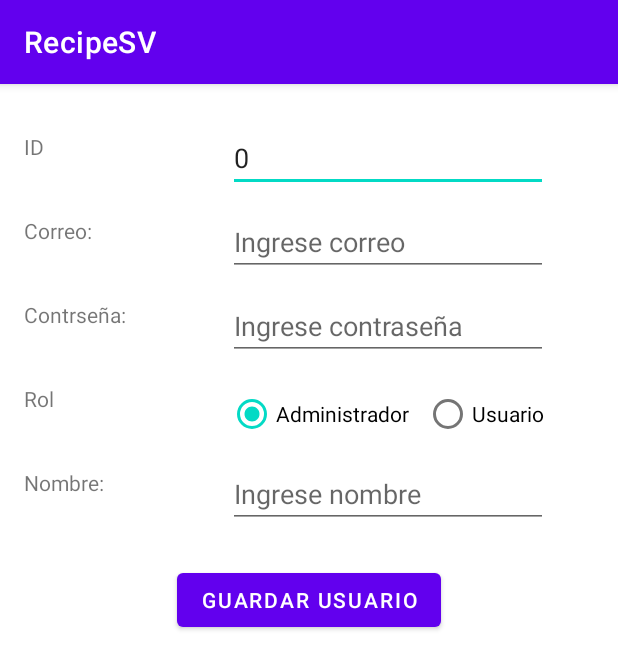
After one commit to gd19016/RecipeSV, an Android app: the fragment GuardarUsuarioFragment shown on its own in the app's theme, on a phone screen of 412 x 824 dp. The commit adds this screen. Shown: the top 669 px of the screen. Run offline under Robolectric (Android 15) with nearby library versions, the phone set to English and light mode, and no system bars.

Commit message:
Mantenimiento de Usuario
-se han creado la carpeta en UI de usuario
 -las vitas de los Fragment

```diff
--- a/app/src/main/java/sv/edu/ues/fia/eisi/recipesv/MainActivity.kt
+++ b/app/src/main/java/sv/edu/ues/fia/eisi/recipesv/MainActivity.kt
@@ -26,7 +26,7 @@ class MainActivity : AppCompatActivity() {
         // Passing each menu ID as a set of Ids because each
         // menu should be considered as top level destinations.
         appBarConfiguration = AppBarConfiguration(setOf(
-            R.id.nav_recetas), drawerLayout)
+            R.id.nav_recetas, R.id.nav_usuarios), drawerLayout)
         setupActionBarWithNavController(navController, appBarConfiguration)
         navView.setupWithNavController(navController)
     }
--- a/app/src/main/java/sv/edu/ues/fia/eisi/recipesv/db/RecetaDao.kt
+++ b/app/src/main/java/sv/edu/ues/fia/eisi/recipesv/db/RecetaDao.kt
@@ -7,12 +7,16 @@ import androidx.room.*
 interface RecetaDao {
     @Query("SELECT * FROM receta")
     fun getAll(): LiveData<List<RecetaEntity>>
+
     @Insert(onConflict = OnConflictStrategy.IGNORE)
     suspend fun insert(receta: RecetaEntity)
+
     @Update
     suspend fun update(receta: RecetaEntity)
+
     @Delete
     suspend fun delete(receta: RecetaEntity)
+
     @Query("DELETE FROM receta")
     suspend fun deleteAll()
 }
--- /dev/null
+++ b/app/src/main/java/sv/edu/ues/fia/eisi/recipesv/ui/usuario/GuardarUsuarioFragment.kt
@@ -0,0 +1,92 @@
+package sv.edu.ues.fia.eisi.recipesv.ui.usuario
+
+import android.os.Bundle
+import androidx.fragment.app.Fragment
+import android.view.LayoutInflater
+import android.view.View
+import android.view.ViewGroup
+import android.widget.*
+import androidx.lifecycle.ViewModelProvider
+import androidx.navigation.fragment.findNavController
+import sv.edu.ues.fia.eisi.recipesv.RegistroRecetaApplication
+import sv.edu.ues.fia.eisi.recipesv.R
+import sv.edu.ues.fia.eisi.recipesv.db.UsuarioEntity
+
+class GuardarUsuarioFragment : Fragment() {
+
+    private lateinit var viewModel: UsuarioViewModel
+
+    override fun onCreate(savedInstanceState: Bundle?) {
+        super.onCreate(savedInstanceState)
+    }
+
+    override fun onCreateView(
+        inflater: LayoutInflater, container: ViewGroup?,
+        savedInstanceState: Bundle?
+    ): View? {
+        val application = activity?.application as RegistroRecetaApplication
+        viewModel = ViewModelProvider(requireActivity(),
+            UsuarioViewModelFactory(application.repository)).get(UsuarioViewModel::class.java)
+        return inflater.inflate(R.layout.fragment_guardar_usuario, container, false)
+    }
+
+    override fun onViewCreated(view: View, savedInstanceState: Bundle?) {
+        val idUsuario: EditText = view.findViewById(R.id.usuarioId_input)
+        val correo: EditText = view.findViewById(R.id.email_input)
+        val pass: EditText = view.findViewById(R.id.contrasena_input)
+        val nombre: EditText = view.findViewById(R.id.nombre_input)
+        val idRol: RadioGroup = view.findViewById(R.id.Rol_radio_group)
+        val guardarButton: Button = view.findViewById(R.id.guardar_usuario)
+
+        val usuario = viewModel.usuarioActual
+
+        if (usuario != null) {
+            idUsuario.isEnabled = false
+            idUsuario.setText(usuario.idUsuario.toString())
+            correo.setText(usuario.email)
+            pass.setText(usuario.password)
+            nombre.setText(usuario.nombre)
+            idRol.check(if(usuario.idRol == 'A') R.id.admin_radio else R.id.user_radio)
+        } else {
+            idUsuario.setText("0")
+            correo.setText("")
+            pass.setText("")
+            nombre.setText("")
+            idRol.check(R.id.admin_radio)
+        }
+
+        guardarButton.setOnClickListener{
+            if (idUsuario.text.isNullOrBlank() ||
+                correo.text.isNullOrBlank() ||
+                pass.text.isNullOrBlank() ||
+                nombre.text.isNullOrBlank()) {
+                Toast.makeText(context, "Todos los campos son requeridos",
+                    Toast.LENGTH_LONG).show()
+                return@setOnClickListener
+            }
+
+            if (usuario != null) {
+                viewModel.update(
+                    UsuarioEntity(
+                        usuario.idUsuario,
+                        correo.text.toString(),
+                        pass.text.toString(),
+                        nombre.text.toString(),
+                        if (idRol.checkedRadioButtonId == R.id.admin_radio) 'A' else 'U'
+                    )
+                )
+            } else {
+                viewModel.insert(
+                    UsuarioEntity(
+                        idUsuario.text.toString().toInt(),
+                        correo.text.toString(),
+                        pass.text.toString(),
+                        nombre.text.toString(),
+                        if (idRol.checkedRadioButtonId == R.id.admin_radio) 'A' else 'U'
+                    )
+                )
+            }
+            findNavController().navigateUp()
+        }
+    }
+}
--- /dev/null
+++ b/app/src/main/java/sv/edu/ues/fia/eisi/recipesv/ui/usuario/UsuarioViewModel.kt
@@ -0,0 +1,37 @@
+package sv.edu.ues.fia.eisi.recipesv.ui.usuario
+
+import androidx.lifecycle.ViewModel
+import androidx.lifecycle.LiveData
+import androidx.lifecycle.ViewModelProvider
+import androidx.lifecycle.viewModelScope
+import kotlinx.coroutines.launch
+import sv.edu.ues.fia.eisi.recipesv.db.RegistroRecetaRepository
+import sv.edu.ues.fia.eisi.recipesv.db.UsuarioEntity
+
+class UsuarioViewModel(private val repository: RegistroRecetaRepository) : ViewModel() {
+
+    val usuarios: LiveData<List<UsuarioEntity>> = repository.usuarios
+    var usuarioActual: UsuarioEntity? = null
+
+    fun insert(usuario: UsuarioEntity) = viewModelScope.launch {
+        repository.insert(usuario)
+    }
+
+    fun update(usuario: UsuarioEntity) = viewModelScope.launch {
+        repository.update(usuario)
+    }
+
+    fun delete(usuario: UsuarioEntity) = viewModelScope.launch {
+        repository.delete(usuario)
+    }
+}
+class UsuarioViewModelFactory(private val repository: RegistroRecetaRepository) :
+    ViewModelProvider.Factory {
+    override fun <T : ViewModel> create(modelClass: Class<T>): T {
+        if (modelClass.isAssignableFrom(UsuarioViewModel::class.java)) {
+            @Suppress("UNCHECKED_CAST")
+            return UsuarioViewModel(repository) as T
+        }
+        throw IllegalArgumentException("Unknown ViewModel class")
+    }
+}
--- /dev/null
+++ b/app/src/main/res/drawable/ic_button_view.xml
@@ -0,0 +1,5 @@
+<vector android:height="24dp" android:tint="#000000"
+    android:viewportHeight="24" android:viewportWidth="24"
+    android:width="24dp" xmlns:android="http://schemas.android.com/apk/res/android">
+    <path android:fillColor="@android:color/white" android:pathData="M19,3H5C3.89,3 3,3.9 3,5v14c0,1.1 0.89,2 2,2h14c1.1,0 2,-0.9 2,-2V5C21,3.9 20.11,3 19,3zM19,19H5V7h14V19zM13.5,13c0,0.83 -0.67,1.5 -1.5,1.5s-1.5,-0.67 -1.5,-1.5c0,-0.83 0.67,-1.5 1.5,-1.5S13.5,12.17 13.5,13zM12,9c-2.73,0 -5.06,1.66 -6,4c0.94,2.34 3.27,4 6,4s5.06,-1.66 6,-4C17.06,10.66 14.73,9 12,9zM12,15.5c-1.38,0 -2.5,-1.12 -2.5,-2.5c0,-1.38 1.12,-2.5 2.5,-2.5c1.38,0 2.5,1.12 2.5,2.5C14.5,14.38 13.38,15.5 12,15.5z"/>
+</vector>
--- /dev/null
+++ b/app/src/main/res/drawable/ic_menu_usuario.xml
@@ -0,0 +1,5 @@
+<vector android:height="24dp" android:tint="#000000"
+    android:viewportHeight="24" android:viewportWidth="24"
+    android:width="24dp" xmlns:android="http://schemas.android.com/apk/res/android">
+    <path android:fillColor="@android:color/white" android:pathData="M12,12c2.21,0 4,-1.79 4,-4s-1.79,-4 -4,-4 -4,1.79 -4,4 1.79,4 4,4zM12,14c-2.67,0 -8,1.34 -8,4v2h16v-2c0,-2.66 -5.33,-4 -8,-4z"/>
+</vector>
--- /dev/null
+++ b/app/src/main/res/layout/fragment_guardar_usuario.xml
@@ -0,0 +1,151 @@
+<?xml version="1.0" encoding="utf-8"?>
+<androidx.constraintlayout.widget.ConstraintLayout xmlns:android="http://schemas.android.com/apk/res/android"
+    xmlns:app="http://schemas.android.com/apk/res-auto"
+    xmlns:tools="http://schemas.android.com/tools"
+    android:layout_width="match_parent"
+    android:layout_height="match_parent"
+    tools:context=".ui.usuario.GuardarUsuarioFragment"
+    tools:ignore="ExtraText">
+
+    <TextView
+        android:id="@+id/usuario_label"
+        android:layout_width="120dp"
+        android:layout_height="40dp"
+        android:layout_marginStart="16dp"
+        android:layout_marginLeft="32dp"
+        android:layout_marginTop="32dp"
+        android:text="ID"
+        app:layout_constraintStart_toStartOf="parent"
+        app:layout_constraintTop_toTopOf="parent" />
+    <TextView
+        android:id="@+id/email_label"
+        android:layout_width="120dp"
+        android:layout_height="40dp"
+        android:layout_marginStart="16dp"
+        android:layout_marginLeft="32dp"
+        android:layout_marginTop="16dp"
+        android:text="Correo:"
+        app:layout_constraintStart_toStartOf="parent"
+        app:layout_constraintTop_toBottomOf="@+id/usuario_label" />
+    <TextView
+        android:id="@+id/contrasena_label"
+        android:layout_width="120dp"
+        android:layout_height="40dp"
+        android:layout_marginStart="16dp"
+        android:layout_marginLeft="32dp"
+        android:layout_marginTop="16dp"
+        android:text="Contrseña:"
+        app:layout_constraintStart_toStartOf="parent"
+        app:layout_constraintTop_toBottomOf="@+id/email_label" />
+    <TextView
+        android:id="@+id/Rol_label"
+        android:layout_width="120dp"
+        android:layout_height="40dp"
+        android:layout_marginStart="16dp"
+        android:layout_marginLeft="32dp"
+        android:layout_marginTop="16dp"
+        android:text="Rol"
+        app:layout_constraintStart_toStartOf="parent"
+        app:layout_constraintTop_toBottomOf="@+id/contrasena_label" />
+    <TextView
+        android:id="@+id/nombre_label"
+        android:layout_width="120dp"
+        android:layout_height="40dp"
+        android:layout_marginStart="16dp"
+        android:layout_marginLeft="32dp"
+        android:layout_marginTop="16dp"
+        android:text="Nombre:"
+        app:layout_constraintStart_toStartOf="parent"
+        app:layout_constraintTop_toBottomOf="@+id/Rol_label" />
+    <EditText
+        android:id="@+id/usuarioId_input"
+        android:layout_width="wrap_content"
+        android:layout_height="40dp"
+        android:layout_marginStart="16dp"
+        android:layout_marginLeft="16dp"
+        android:layout_marginTop="32dp"
+        android:ems="10"
+        android:hint="@string/ingrese_id_usuario"
+        android:importantForAutofill="no"
+        android:inputType="textPersonName"
+        app:layout_constraintStart_toEndOf="@+id/usuario_label"
+        app:layout_constraintTop_toTopOf="parent" />
+
+    <EditText
+        android:id="@+id/email_input"
+        android:layout_width="wrap_content"
+        android:layout_height="40dp"
+        android:layout_marginStart="16dp"
+        android:layout_marginLeft="16dp"
+        android:layout_marginTop="16dp"
+        android:ems="10"
+        android:hint="@string/ingrese_email"
+        android:importantForAutofill="no"
+        android:inputType="textPersonName"
+        app:layout_constraintStart_toEndOf="@+id/email_label"
+        app:layout_constraintTop_toBottomOf="@+id/usuarioId_input" />
+    <EditText
+        android:id="@+id/contrasena_input"
+        android:layout_width="wrap_content"
+        android:layout_height="40dp"
+        android:layout_marginStart="16dp"
+        android:layout_marginLeft="16dp"
+        android:layout_marginTop="16dp"
+        android:ems="10"
+        android:hint="@string/ingrese_password"
+        android:importantForAutofill="no"
+        android:inputType="textPersonName"
+        app:layout_constraintStart_toEndOf="@+id/contrasena_label"
+        app:layout_constraintTop_toBottomOf="@+id/email_input" />
+    <EditText
+        android:id="@+id/nombre_input"
+        android:layout_width="wrap_content"
+        android:layout_height="40dp"
+        android:layout_marginStart="16dp"
+        android:layout_marginLeft="16dp"
+        android:layout_marginTop="16dp"
+        android:ems="10"
+        android:hint="@string/ingrese_nombre"
+        android:importantForAutofill="no"
+        android:inputType="textPersonName"
+        app:layout_constraintStart_toEndOf="@+id/nombre_label"
+        app:layout_constraintTop_toBottomOf="@+id/Rol_radio_group" />
+    <RadioGroup
+        android:id="@+id/Rol_radio_group"
+        android:orientation="horizontal"
+        android:layout_width="wrap_content"
+        android:layout_height="wrap_content"
+        android:layout_marginStart="16dp"
+        android:layout_marginLeft="16dp"
+        android:layout_marginTop="16dp"
+        app:layout_constraintStart_toEndOf="@+id/Rol_label"
+        app:layout_constraintTop_toBottomOf="@+id/contrasena_input">
+        <RadioButton
+            android:id="@+id/admin_radio"
+            android:layout_width="wrap_content"
+            android:layout_height="40dp"
+            android:text="Administrador"
+            app:layout_constraintStart_toEndOf="@+id/sexo_label"
+            app:layout_constraintTop_toBottomOf="@+id/apellido_input" />
+
+        <RadioButton
+            android:id="@+id/user_radio"
+            android:layout_width="92dp"
+            android:layout_height="40dp"
+            android:layout_marginStart="10dp"
+            android:layout_marginLeft="16dp"
+            android:text="Usuario"
+            app:layout_constraintStart_toEndOf="@+id/admin_radio"
+            app:layout_constraintTop_toBottomOf="@+id/apellido_input" />
+    </RadioGroup>
+    <Button
+        android:id="@+id/guardar_usuario"
+        android:layout_width="wrap_content"
+        android:layout_height="wrap_content"
+        android:layout_marginTop="24dp"
+        android:text="Guardar Usuario"
+        app:layout_constraintEnd_toEndOf="parent"
+        app:layout_constraintStart_toStartOf="parent"
+        app:layout_constraintTop_toBottomOf="@+id/nombre_input" />
+
+</androidx.constraintlayout.widget.ConstraintLayout>
--- a/app/src/main/res/values/strings.xml
+++ b/app/src/main/res/values/strings.xml
@@ -31,4 +31,11 @@
     <string name="hello_blank_fragment">Hello blank fragment</string>
     <string name="id_receta">ID</string>
     <string name="ing_id_receta">Ingrese el ID...</string>
+
+    <string name="ingrese_id_usuario">Ingrese el ID</string>
+    <string name="ingrese_email">Ingrese correo</string>
+    <string name="ingrese_password">Ingrese contraseña</string>
+    <string name="ingrese_nombre">Ingrese nombre</string>
+
+
 </resources>
```
Also changed, not shown: app/src/main/java/sv/edu/ues/fia/eisi/recipesv/db/RegistroRecetaDB.kt (+9 -3 lines), app/src/main/java/sv/edu/ues/fia/eisi/recipesv/db/RegistroRecetaRepository.kt (+24 -0 lines), app/src/main/java/sv/edu/ues/fia/eisi/recipesv/db/UsuarioDao.kt (added, +22 -0 lines), app/src/main/java/sv/edu/ues/fia/eisi/recipesv/db/UsuarioEntity.kt (added, +15 -0 lines), app/src/main/java/sv/edu/ues/fia/eisi/recipesv/ui/usuario/UsuarioFragment.kt (added, +66 -0 lines), app/src/main/java/sv/edu/ues/fia/eisi/recipesv/ui/usuario/UsuarioListAdapter.kt (added, +67 -0 lines), app/src/main/res/layout/fragment_usuario.xml (added, +29 -0 lines), app/src/main/res/menu/activity_main_drawer.xml (+7 -0 lines), app/src/main/res/navigation/mobile_navigation.xml (+15 -0 lines).
